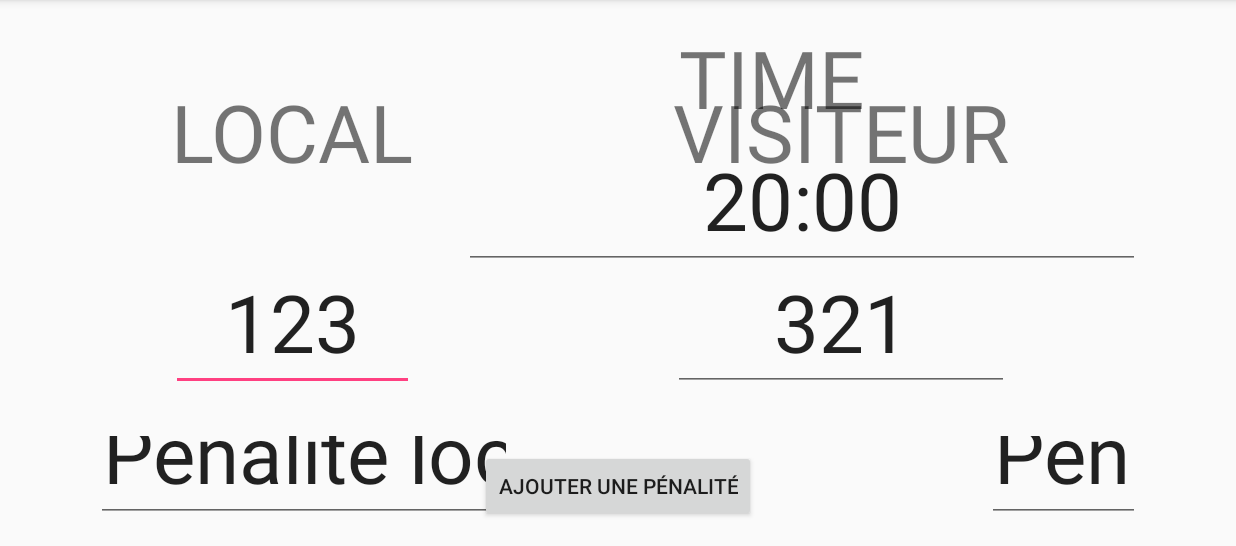
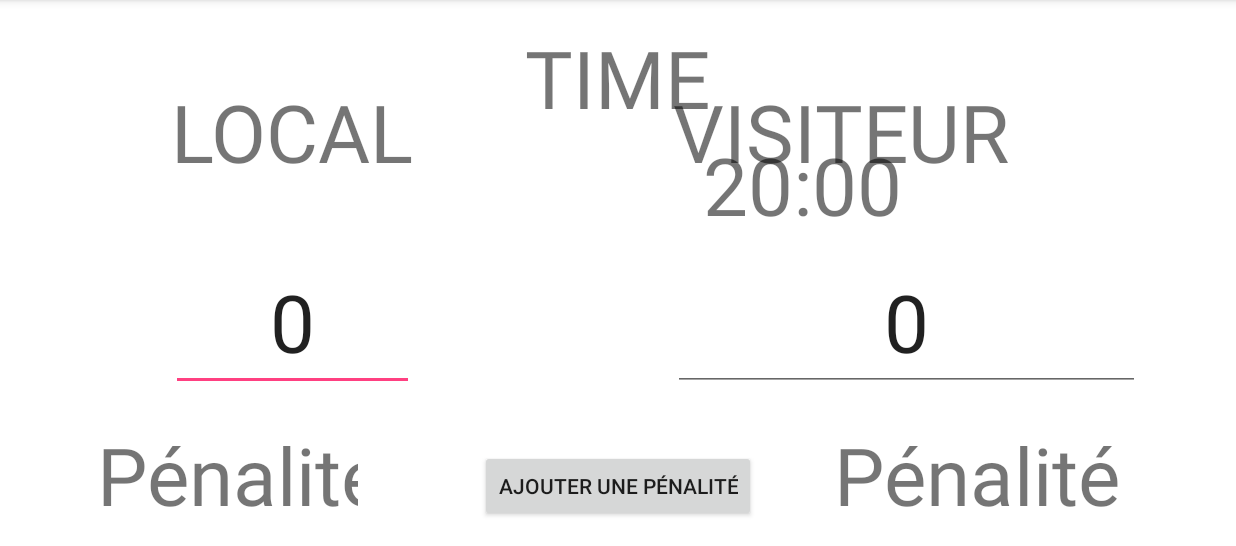
Before and after one commit to LemayC/ApplicationDeHockey, an Android app: the screen it shows after launch (MainActivity), on a phone screen of 824 x 412 dp (held sideways), the part 72-618 px from its top. Run offline under Robolectric (Android 15) with nearby library versions, the phone set to English and light mode, and no system bars.

Commit message:
take this shit

```diff
--- a/app/src/main/res/layout/activity_main.xml
+++ b/app/src/main/res/layout/activity_main.xml
@@ -7,7 +7,8 @@
     android:paddingLeft="@dimen/activity_horizontal_margin"
     android:paddingRight="@dimen/activity_horizontal_margin"
     android:paddingTop="@dimen/activity_vertical_margin"
-    tools:context="ca.qc.cegepdrummondville.applicationdehockey.MainActivity">
+    tools:context="ca.qc.cegepdrummondville.applicationdehockey.MainActivity"
+    android:background="@color/white">
 
     <TextView
         android:text="LOCAL"
@@ -20,7 +21,8 @@
         android:layout_marginLeft="50dp"
         android:layout_marginStart="50dp"
         android:layout_marginTop="36dp"
-        android:id="@+id/textView2" />
+        android:id="@+id/textView2"
+        android:background="@color/white"/>
 
     <TextView
         android:text="VISITEUR"
@@ -33,7 +35,8 @@
         android:layout_alignParentRight="true"
         android:layout_alignParentEnd="true"
         android:layout_marginRight="87dp"
-        android:layout_marginEnd="87dp" />
+        android:layout_marginEnd="87dp"
+        android:background="@color/white"/>
 
     <EditText
         android:layout_width="wrap_content"
@@ -45,46 +48,19 @@
         android:layout_alignStart="@+id/textView2"
         android:layout_marginTop="45dp"
         android:id="@+id/editText3"
-        android:text="123"
+        android:text="0"
         android:textSize="80px"
         android:textAlignment="center"
         android:layout_alignRight="@+id/textView2"
         android:layout_alignEnd="@+id/textView2" />
 
-    <EditText
-        android:layout_width="wrap_content"
-        android:layout_height="wrap_content"
-        android:inputType="number"
-        android:ems="10"
-        android:layout_alignTop="@+id/editText3"
-        android:layout_alignRight="@+id/textView"
-        android:layout_alignEnd="@+id/textView"
-        android:id="@+id/editText4"
-        android:text="321"
-        android:textSize="80px"
-        android:textAlignment="center"
-        android:layout_alignLeft="@+id/textView"
-        android:layout_alignStart="@+id/textView" />
-
     <TextView
-        android:text="TIME"
-        android:textSize="80px"
-        android:layout_width="wrap_content"
-        android:layout_height="wrap_content"
-        android:layout_marginRight="184dp"
-        android:layout_marginEnd="184dp"
-        android:id="@+id/textView3"
-        android:layout_alignParentTop="true"
-        android:layout_alignRight="@+id/editText5"
-        android:layout_alignEnd="@+id/editText5" />
-
-    <EditText
         android:layout_width="wrap_content"
         android:layout_height="wrap_content"
         android:inputType="textPersonName"
         android:text="Pénalité local"
         android:ems="10"
-        android:id="@+id/editText8"
+        android:id="@+id/TextView8"
         android:textSize="80px"
         android:textAlignment="center"
         android:layout_marginTop="20dp"
@@ -94,28 +70,27 @@
         android:layout_toLeftOf="@+id/textView3"
         android:layout_toStartOf="@+id/textView3" />
 
-    <EditText
+    <TextView
         android:layout_width="wrap_content"
         android:layout_height="wrap_content"
         android:inputType="textPersonName"
         android:text="Pénalité visiteur"
         android:ems="10"
-        android:id="@+id/editText6"
+        android:id="@+id/TextView6"
         android:textSize="80px"
         android:textAlignment="center"
-        android:layout_alignBaseline="@+id/editText8"
-        android:layout_alignBottom="@+id/editText8"
+        android:layout_alignBaseline="@+id/TextView8"
+        android:layout_alignBottom="@+id/TextView8"
         android:layout_alignLeft="@+id/textView3"
         android:layout_alignStart="@+id/textView3"
         android:layout_marginLeft="205dp"
         android:layout_marginStart="205dp" />
 
-    <EditText
+    <TextView
         android:layout_width="wrap_content"
         android:layout_height="wrap_content"
-        android:inputType="number"
         android:ems="10"
-        android:id="@+id/editText5"
+        android:id="@+id/TextView5"
         android:text="20:00"
         android:textSize="80px"
         android:textAlignment="center"
@@ -128,21 +103,21 @@
     <ListView
         android:layout_width="match_parent"
         android:layout_height="match_parent"
-        android:layout_below="@+id/editText8"
-        android:layout_alignRight="@id/editText8"
+        android:layout_below="@+id/TextView8"
+        android:layout_alignRight="@id/TextView8"
         android:layout_alignParentLeft="true"
         android:layout_alignParentStart="true" />
 
     <ListView
         android:layout_width="match_parent"
         android:layout_height="match_parent"
-        android:layout_below="@+id/editText6"
+        android:layout_below="@+id/TextView6"
         android:layout_alignParentRight="true"
         android:layout_alignParentEnd="true"
         android:layout_marginRight="15dp"
         android:layout_marginEnd="15dp"
-        android:layout_toRightOf="@+id/editText5"
-        android:layout_toEndOf="@+id/editText5" />
+        android:layout_alignLeft="@+id/TextView6"
+        android:layout_alignStart="@+id/TextView6" />
 
     <Button
         android:text="Ajouter une pénalité"
@@ -150,6 +125,30 @@
         android:layout_height="wrap_content"
         android:id="@+id/button2"
         android:layout_alignParentBottom="true"
+        android:layout_centerHorizontal="true"
+        android:elevation="0dp"
+        android:onClick="AjoutPenalite"/>
+
+    <EditText
+        android:layout_width="wrap_content"
+        android:layout_height="wrap_content"
+        android:inputType="number"
+        android:ems="10"
+        android:id="@+id/editText4"
+        android:text="0"
+        android:textSize="80px"
+        android:textAlignment="center"
+        android:layout_above="@+id/TextView8"
+        android:layout_alignLeft="@+id/textView"
+        android:layout_alignStart="@+id/textView" />
+
+    <TextView
+        android:text="TIME"
+        android:textSize="80px"
+        android:layout_width="wrap_content"
+        android:layout_height="wrap_content"
+        android:id="@+id/textView3"
+        android:layout_alignParentTop="true"
         android:layout_centerHorizontal="true" />
 
 </RelativeLayout>
--- a/app/src/main/res/values/colors.xml
+++ b/app/src/main/res/values/colors.xml
@@ -3,4 +3,8 @@
     <color name="colorPrimary">#3F51B5</color>
     <color name="colorPrimaryDark">#303F9F</color>
     <color name="colorAccent">#FF4081</color>
+    <color name="leaves">#15591f</color>
+    <color name="blue_sky">#42dced</color>
+    <color name="white">#FFFFFF</color>
+    <color name="dunno">#123123</color>
 </resources>
--- a/build.gradle
+++ b/build.gradle
@@ -5,7 +5,7 @@ buildscript {
         jcenter()
     }
     dependencies {
-        classpath 'com.android.tools.build:gradle:2.2.1'
+        classpath 'com.android.tools.build:gradle:2.2.2'
 
         // NOTE: Do not place your application dependencies here; they belong
         // in the individual module build.gradle files
```
Also changed, not shown: app/src/main/java/ca/qc/cegepdrummondville/applicationdehockey/MainActivity.java (+7 -0 lines), app/src/main/res/layout/ajout_de_penalite.xml (added, +43 -0 lines), 2 other files.
